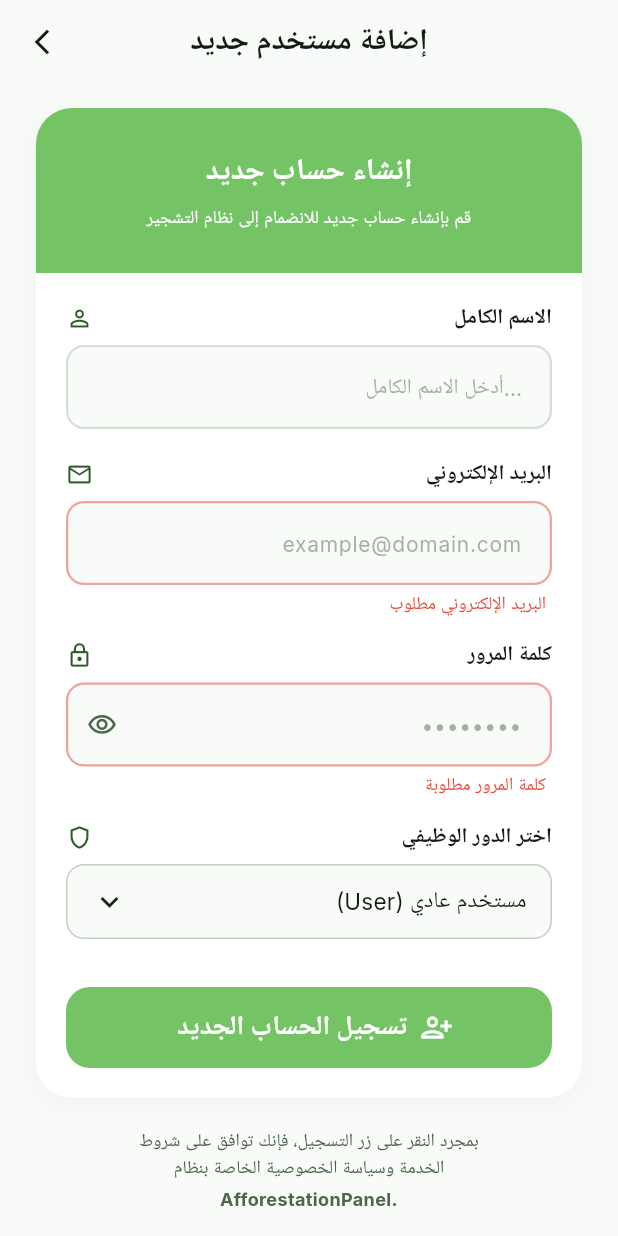
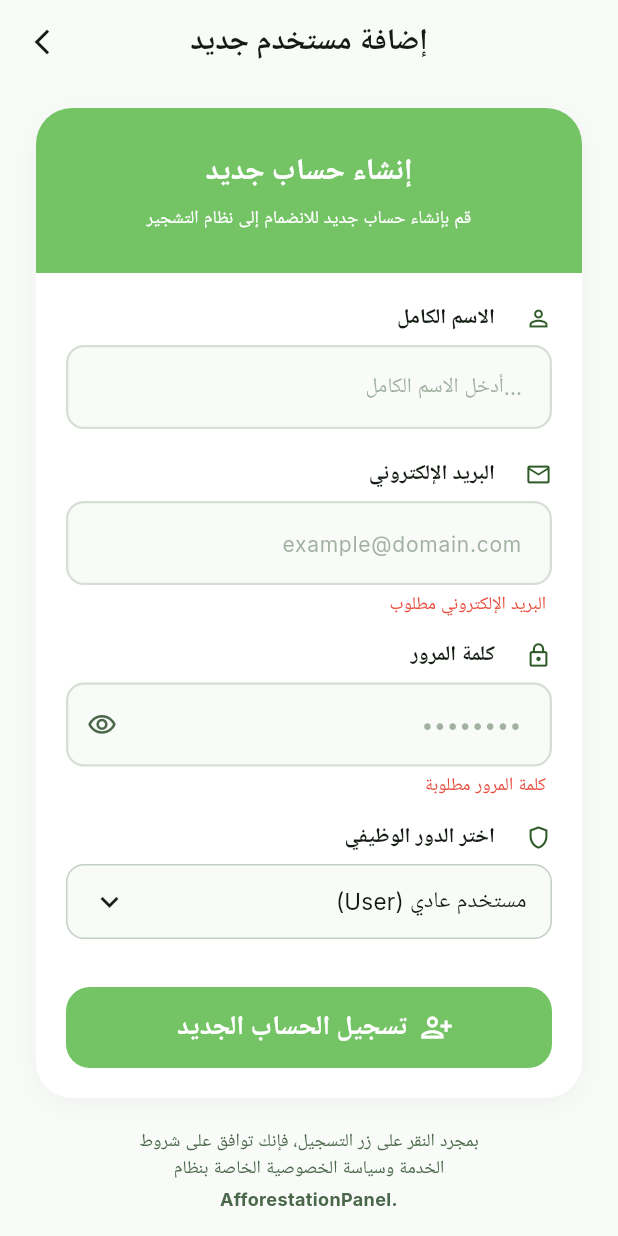
Before and after one commit to yahya-hesham/afforestation_app, a Flutter app: the AddUserScreen screen opened directly, on a phone screen of 412 x 824 dp. Run offline on Flutter 3.47's test engine with Material 3 defaults, Android fonts, the phone set to English and light mode, and no system bars; our stand-ins replace dio, easy_localization, flutter_bloc, flutter_svg, go_router, google_fonts and 1 more; accounts and stored records are empty.

Commit message:
added some custom Widgets

```diff
--- /dev/null
+++ b/lib/core/widgets/build_field_label.dart
@@ -0,0 +1,33 @@
+// Helper Widget for Row Labels (Text + Icon side by side)
+
+import 'package:bookia/core/styles/colors.dart';
+import 'package:bookia/core/styles/text_styles.dart';
+import 'package:flutter/material.dart';
+
+class BuiledFieldLabel extends StatelessWidget {
+  const BuiledFieldLabel({
+    super.key,
+    required this.labelText,
+    required this.icon,
+  });
+
+  final String labelText;
+  final IconData icon;
+
+  @override
+  Widget build(BuildContext context) {
+    return Row(
+      children: [
+        Icon(icon, color: AppColors.primary, size: 18),
+        const SizedBox(width: 20),
+        Text(
+          labelText,
+          style: TextStyles.loginHeaderStyle.copyWith(
+            fontSize: 14,
+            color: AppColors.onSurface,
+          ),
+        ),
+      ],
+    );
+  }
+}
--- /dev/null
+++ b/lib/core/widgets/custom_textForm_field.dart
@@ -0,0 +1,90 @@
+import 'package:bookia/core/styles/colors.dart';
+import 'package:bookia/core/styles/text_styles.dart';
+import 'package:flutter/material.dart';
+
+class CustomTextFormField extends StatefulWidget {
+  final TextEditingController controller;
+  final String? labelText;
+  final String hintText;
+  final bool isPassword;
+  final String? Function(String?)? validator; // Fixed type definition
+
+  const CustomTextFormField({
+    super.key,
+    required this.controller,
+    this.labelText,
+    required this.hintText,
+    this.validator,
+    this.isPassword = false,
+  });
+
+  @override
+  State<CustomTextFormField> createState() => _CustomTextFormFieldState();
+}
+
+class _CustomTextFormFieldState extends State<CustomTextFormField> {
+  late bool _isObscured;
+
+  @override
+  void initState() {
+    super.initState();
+    // Initialize state based on whether it is a password field
+    _isObscured = widget.isPassword;
+  }
+
+  @override
+  Widget build(BuildContext context) {
+    return TextFormField(
+      controller: widget.controller,
+      obscureText: _isObscured,
+      validator: widget.validator,
+      decoration: _buildInputDecoration(hintText: widget.hintText),
+    );
+  }
+
+  InputDecoration _buildInputDecoration({
+    required String hintText,
+    bool hasError = false,
+  }) {
+    return InputDecoration(
+      labelText: widget.labelText, // Integrated your label text configuration
+      hintText: hintText,
+      hintStyle: TextStyles.hintTextStyle.copyWith(
+        color: AppColors.onSurfaceVariant.withOpacity(0.5),
+        fontSize: 14,
+      ),
+      fillColor: AppColors.background,
+      filled: true,
+      contentPadding: const EdgeInsets.symmetric(horizontal: 16.0, vertical: 16.0),
+      // Conditionally show toggle button only if widget is a password field
+      suffixIcon: widget.isPassword
+          ? IconButton(
+              icon: Icon(
+                _isObscured ? Icons.visibility_outlined : Icons.visibility_off_outlined,
+                color: AppColors.onSurfaceVariant,
+                size: 20,
+              ),
+              onPressed: () {
+                setState(() {
+                  _isObscured = !_isObscured;
+                });
+              },
+            )
+          : null,
+      enabledBorder: OutlineInputBorder(
+        borderRadius: BorderRadius.circular(12.0),
+        borderSide: BorderSide(
+          color: hasError ? AppColors.error.withOpacity(0.5) : AppColors.tertiary.withOpacity(0.2),
+          width: 1.5,
+        ),
+      ),
+      focusedBorder: OutlineInputBorder(
+        borderRadius: BorderRadius.circular(12.0),
+        borderSide: BorderSide(
+          color: hasError ? AppColors.error : AppColors.primary,
+          width: 1.5,
+        ),
+      ),
+    );
+  }
+}
--- /dev/null
+++ b/lib/feautures/auth/presentation/cubit/auth_state.dart
@@ -0,0 +1,9 @@
+class AuthState {}
+
+class CounterLoadingScreenState extends AuthState {}
+
+class AuthInitialState extends AuthState {}
+
+class CounterUpdatedState extends AuthState {}
+
+class CounterResetState extends AuthState {}
--- a/lib/feautures/auth/presentation/pages/register_screen.dart
+++ b/lib/feautures/auth/presentation/pages/register_screen.dart
@@ -1,5 +1,7 @@
 import 'package:bookia/core/styles/colors.dart';
 import 'package:bookia/core/styles/text_styles.dart';
+import 'package:bookia/core/widgets/build_field_label.dart';
+import 'package:bookia/core/widgets/custom_textForm_field.dart';
 import 'package:flutter/material.dart';
 
 class AddUserScreen extends StatefulWidget {
@@ -18,14 +20,11 @@ class _AddUserScreenState extends State<AddUserScreen> {
   final _passwordController = TextEditingController();
 
   // States
-  bool _isPasswordObscured = true;
+
   String _selectedRole = 'مستخدم عادي (User)';
 
   // Dropdown options
-  final List<String> _roles = [
-    'مستخدم عادي (User)',
-    'مستخدم مسؤول (Admin)',
-  ];
+  final List<String> _roles = ['مستخدم عادي (User)', 'مستخدم مسؤول (Admin)'];
 
   @override
   void dispose() {
@@ -43,12 +42,18 @@ class _AddUserScreenState extends State<AddUserScreen> {
         backgroundColor: AppColors.background,
         elevation: 0,
         leading: IconButton(
-          icon: const Icon(Icons.arrow_back_ios_new, color: AppColors.onSurface, size: 20),
+          icon: const Icon(
+            Icons.arrow_back_ios_new,
+            color: AppColors.onSurface,
+            size: 20,
+          ),
           onPressed: () => Navigator.maybePop(context),
         ),
         title: Text(
           'إضافة مستخدم جديد',
-          style: TextStyles.loginHeaderStyle.copyWith(color: AppColors.onSurface),
+          style: TextStyles.loginHeaderStyle.copyWith(
+            color: AppColors.onSurface,
+          ),
         ),
         centerTitle: true,
       ),
@@ -78,17 +83,24 @@ class _AddUserScreenState extends State<AddUserScreen> {
                   Container(
                     width: double.infinity,
                     color: AppColors.secondary,
-                    padding: const EdgeInsets.symmetric(vertical: 28.0, horizontal: 16.0),
+                    padding: const EdgeInsets.symmetric(
+                      vertical: 28.0,
+                      horizontal: 16.0,
+                    ),
                     child: Column(
                       children: [
                         Text(
                           'إنشاء حساب جديد',
-                          style: TextStyles.loginHeaderStyle.copyWith(color: AppColors.onSecondary),
+                          style: TextStyles.loginHeaderStyle.copyWith(
+                            color: AppColors.onSecondary,
+                          ),
                         ),
                         const SizedBox(height: 8),
                         Text(
                           'قم بإنشاء حساب جديد للانضمام إلى نظام التشجير',
-                          style: TextStyles.footerTextTextStyle.copyWith(color: AppColors.onSecondary),
+                          style: TextStyles.footerTextTextStyle.copyWith(
+                            color: AppColors.onSecondary,
+                          ),
                           //textAlign: ,
                         ),
                       ],
@@ -102,93 +114,111 @@ class _AddUserScreenState extends State<AddUserScreen> {
                       crossAxisAlignment: CrossAxisAlignment.start,
                       children: [
                         // --- Name Field ---
-                        _buildFieldLabel('الاسم الكامل', Icons.person_outline),
+                        BuiledFieldLabel(
+                          labelText: 'الاسم الكامل',
+                          icon: Icons.person_outline,
+                        ),
                         const SizedBox(height: 8),
-                        TextFormField(
+                        CustomTextFormField(
                           controller: _nameController,
-                          style: TextStyles.hintTextStyle.copyWith(color: AppColors.onSurface, fontSize: 16),
-                          decoration: _buildInputDecoration(hintText: '...أدخل الاسم الكامل'),
+                          hintText: '...أدخل الاسم الكامل',
                         ),
+                        // TextFormField(
+                        //   controller: _nameController,
+                        //   style: TextStyles.hintTextStyle.copyWith(color: AppColors.onSurface, fontSize: 16),
+                        //   decoration: _buildInputDecoration(hintText: '...أدخل الاسم الكامل'),
+                        // ),
                         const SizedBox(height: 20),
 
                         // --- Email Field ---
-                        _buildFieldLabel('البريد الإلكتروني', Icons.mail_outline),
+                        BuiledFieldLabel(
+                          labelText: 'البريد الإلكتروني',
+                          icon: Icons.mail_outline,
+                        ),
                         const SizedBox(height: 8),
-                        TextFormField(
+                        CustomTextFormField(
                           controller: _emailController,
-                          keyboardType: TextInputType.emailAddress,
-                          style: TextStyles.hintTextStyle.copyWith(color: AppColors.onSurface, fontSize: 16),
-                          // Simulated Error State border based on UI screenshot
-                          decoration: _buildInputDecoration(
-                            hintText: 'example@domain.com',
-                            hasError: true,
-                          ),
+                          hintText: 'example@domain.com',
                         ),
+
+                        // TextFormField(
+                        //   controller: _emailController,
+                        //   keyboardType: TextInputType.emailAddress,
+                        //   style: TextStyles.hintTextStyle.copyWith(color: AppColors.onSurface, fontSize: 16),
+                        //   // Simulated Error State border based on UI screenshot
+                        //   decoration: _buildInputDecoration(
+                        //     hintText: 'example@domain.com',
+                        //     hasError: true,
+                        //   ),
+                        // ),
                         const SizedBox(height: 4),
                         Padding(
                           padding: const EdgeInsets.symmetric(horizontal: 4.0),
                           child: Text(
                             'البريد الإلكتروني مطلوب',
-                            style: TextStyles.errorTextStyle.copyWith(color: AppColors.error),
+                            style: TextStyles.errorTextStyle.copyWith(
+                              color: AppColors.error,
+                            ),
                           ),
                         ),
                         const SizedBox(height: 16),
 
                         // --- Password Field ---
-                        _buildFieldLabel('كلمة المرور', Icons.lock_outline),
+                        BuiledFieldLabel(
+                          labelText: 'كلمة المرور',
+                          icon: Icons.lock_outline,
+                        ),
                         const SizedBox(height: 8),
-                        TextFormField(
+                        CustomTextFormField(
                           controller: _passwordController,
-                          obscureText: _isPasswordObscured,
-                          style: TextStyles.hintTextStyle.copyWith(color: AppColors.onSurface, fontSize: 16),
-                          decoration: _buildInputDecoration(
-                            hintText: '••••••••',
-                            hasError: true,
-                            suffixIcon: IconButton(
-                              icon: Icon(
-                                _isPasswordObscured ? Icons.visibility_outlined : Icons.visibility_off_outlined,
-                                color: AppColors.onSurfaceVariant,
-                                size: 20,
-                              ),
-                              onPressed: () {
-                                setState(() {
-                                  _isPasswordObscured = !_isPasswordObscured;
-                                });
-                              },
-                            ),
-                          ),
+                          hintText: '••••••••',
+                          isPassword: true,
                         ),
                         const SizedBox(height: 4),
                         Padding(
                           padding: const EdgeInsets.symmetric(horizontal: 4.0),
+
                           child: Text(
                             'كلمة المرور مطلوبة',
-                            style: TextStyles.errorTextStyle.copyWith(color: AppColors.error),
+                            style: TextStyles.errorTextStyle.copyWith(
+                              color: AppColors.error,
+                            ),
                           ),
                         ),
                         const SizedBox(height: 16),
 
                         // --- Role Dropdown ---
-                        _buildFieldLabel('اختر الدور الوظيفي', Icons.shield_outlined),
+                        BuiledFieldLabel(
+                          labelText: 'اختر الدور الوظيفي',
+                          icon: Icons.shield_outlined,
+                        ),
                         const SizedBox(height: 8),
                         Container(
                           padding: const EdgeInsets.symmetric(horizontal: 16.0),
                           decoration: BoxDecoration(
                             color: AppColors.background,
                             borderRadius: BorderRadius.circular(12.0),
-                            border: Border.all(color: AppColors.tertiary.withOpacity(0.3)),
+                            border: Border.all(
+                              color: AppColors.tertiary.withOpacity(0.3),
+                            ),
                           ),
                           child: DropdownButtonHideUnderline(
                             child: DropdownButton<String>(
                               value: _selectedRole,
                               isExpanded: true,
-                              icon: const Icon(Icons.keyboard_arrow_down, color: AppColors.onSurface),
+                              icon: const Icon(
+                                Icons.keyboard_arrow_down,
+                                color: AppColors.onSurface,
+                              ),
                               items: _roles.map((String role) {
                                 return DropdownMenuItem<String>(
                                   value: role,
                                   child: Text(
                                     role,
-                                    style: TextStyles.hintTextStyle.copyWith(color: AppColors.onSurface, fontSize: 15),
+                                    style: TextStyles.hintTextStyle.copyWith(
+                                      color: AppColors.onSurface,
+                                      fontSize: 15,
+                                    ),
                                   ),
                                 );
                               }).toList(),
@@ -222,10 +252,15 @@ class _AddUserScreenState extends State<AddUserScreen> {
                               ),
                               elevation: 0,
                             ),
-                            icon: const Icon(Icons.person_add_alt_1_outlined, size: 22),
+                            icon: const Icon(
+                              Icons.person_add_alt_1_outlined,
+                              size: 22,
+                            ),
                             label: Text(
                               'تسجيل الحساب الجديد',
-                              style: TextStyles.buttonTextStyle.copyWith(color: AppColors.onSecondary),
+                              style: TextStyles.buttonTextStyle.copyWith(
+                                color: AppColors.onSecondary,
+                              ),
                             ),
                           ),
                         ),
@@ -246,7 +281,10 @@ class _AddUserScreenState extends State<AddUserScreen> {
             children: [
               Text(
                 'بمجرد النقر على زر التسجيل، فإنك توافق على شروط\nالخدمة وسياسة الخصوصية الخاصة بنظام',
-                style: TextStyles.footerTextTextStyle.copyWith(color: AppColors.onSurfaceVariant, height: 1.5),
+                style: TextStyles.footerTextTextStyle.copyWith(
+                  color: AppColors.onSurfaceVariant,
+                  height: 1.5,
+                ),
                 textAlign: TextAlign.center,
               ),
               const SizedBox(height: 4),
@@ -264,49 +302,4 @@ class _AddUserScreenState extends State<AddUserScreen> {
       ),
     );
   }
-
-  // Helper Widget for Row Labels (Text + Icon side by side)
-  Widget _buildFieldLabel(String labelText, IconData icon) {
-    return Row(
-      children: [
-        Text(
-          labelText,
-          style: TextStyles.loginHeaderStyle.copyWith(fontSize: 14, color: AppColors.onSurface),
-        ),
-        const Spacer(),
-        Icon(icon, color: AppColors.primary, size: 18),
-      ],
-    );
-  }
-
-  // Helper decoration method to cut text field boilerplate styling down
-  InputDecoration _buildInputDecoration({
-    required String hintText,
-    bool hasError = false,
-    Widget? suffixIcon,
-  }) {
-    return InputDecoration(
-      hintText: hintText,
-      hintStyle: TextStyles.hintTextStyle.copyWith(color: AppColors.onSurfaceVariant.withOpacity(0.5), fontSize: 14),
-      fillColor: AppColors.background,
-      filled: true,
-      contentPadding: const EdgeInsets.symmetric(horizontal: 16.0, vertical: 16.0),
-      suffixIcon: suffixIcon,
-      // Matches your UI's distinctive reddish border for missing inputs
-      enabledBorder: OutlineInputBorder(
-        borderRadius: BorderRadius.circular(12.0),
-        borderSide: BorderSide(
-          color: hasError ? AppColors.error.withOpacity(0.5) : AppColors.tertiary.withOpacity(0.2),
-          width: 1.5,
-        ),
-      ),
-      focusedBorder: OutlineInputBorder(
-        borderRadius: BorderRadius.circular(12.0),
-        borderSide: BorderSide(
-          color: hasError ? AppColors.error : AppColors.primary,
-          width: 1.5,
-        ),
-      ),
-    );
-  }
 }
```
